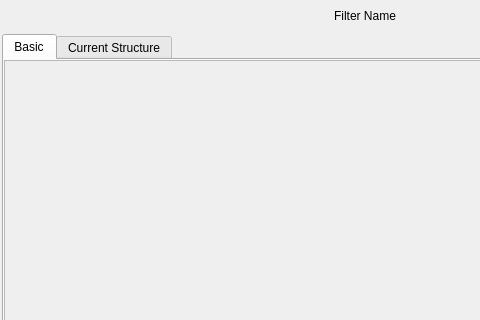
Before: the Qt Designer form Source/DREAM3DWidgetsLib/Widgets/UI_Files/FilterInputWidget.ui in BlueQuartzSoftware/DREAM3D, drawn with Qt 5; both pictures show x 0 to 480 and y 0 to 320 of the 760 by 412 pixel window.
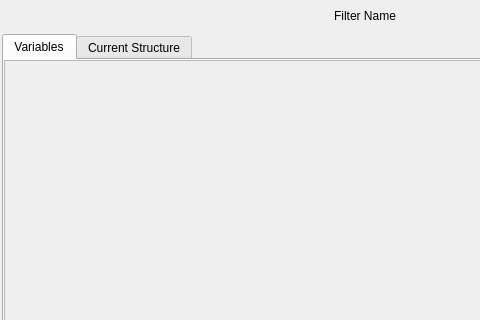
After: the same form once the commit is applied. Icons and pictures are not drawn. Custom widgets are drawn as their Qt base class.

Commit message: Renaming Basic tab to Variables in the Filter Input widget.

What changed in the file:
```diff
--- a/Source/DREAM3DWidgetsLib/Widgets/UI_Files/FilterInputWidget.ui
+++ b/Source/DREAM3DWidgetsLib/Widgets/UI_Files/FilterInputWidget.ui
@@ -75,7 +75,7 @@
         </property>
         <widget class="QWidget" name="basicTab">
          <attribute name="title">
-          <string>Basic</string>
+          <string>Variables</string>
          </attribute>
          <layout class="QVBoxLayout" name="verticalLayout_4">
           <property name="leftMargin">
```
Left out of the diff: 6 changed lines with no effect on the pictures. The commit also changes 3 other files.
